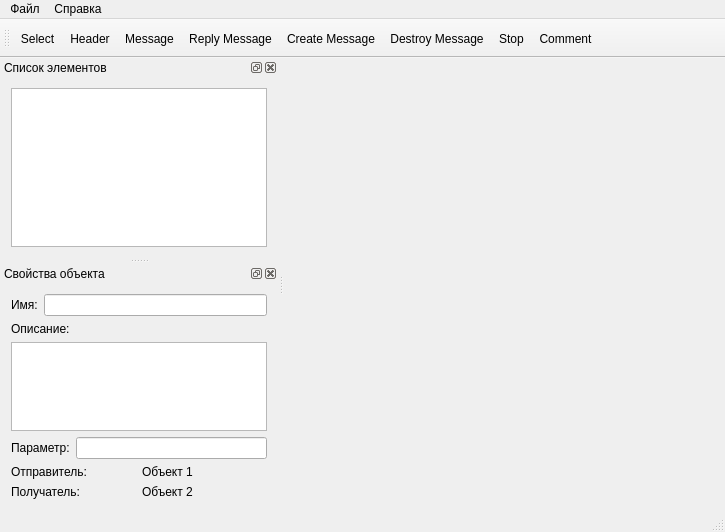
Above: sumleditor/sumleditor/sumleditor.ui from ARyaskov/SmilingMoose before the change. Below: the same form after it.
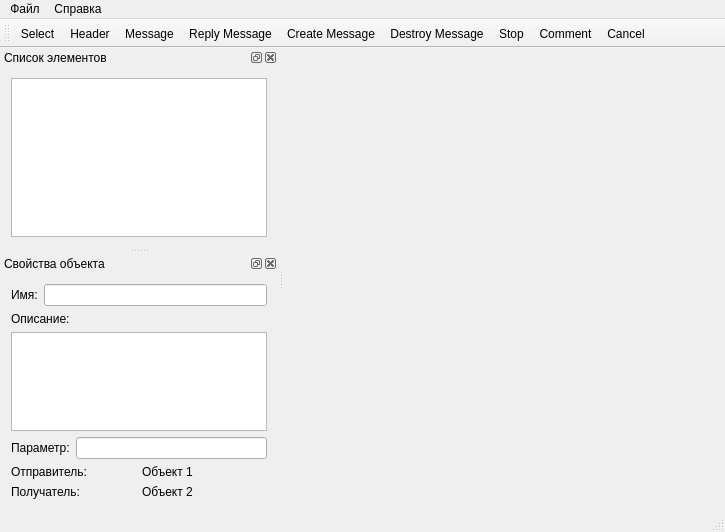
That is the form after the change. Icons and pictures are not drawn.

Commit message: Добавлены пидписи под кнопками тулбара и подсказки в статусбаре.

```diff
--- a/sumleditor/sumleditor/sumleditor.ui
+++ b/sumleditor/sumleditor/sumleditor.ui
@@ -47,13 +47,16 @@
   <widget class="QToolBar" name="mainToolBar">
    <property name="minimumSize">
     <size>
-     <width>30</width>
-     <height>30</height>
+     <width>0</width>
+     <height>0</height>
     </size>
    </property>
    <property name="windowTitle">
     <string>Панель инструментов</string>
    </property>
+   <property name="toolButtonStyle">
+    <enum>Qt::ToolButtonTextUnderIcon</enum>
+   </property>
    <attribute name="toolBarArea">
     <enum>TopToolBarArea</enum>
    </attribute>
@@ -329,7 +332,7 @@
      <normaloff>:/sumleditor/resources/cancel.bmp</normaloff>:/sumleditor/resources/cancel.bmp</iconset>
    </property>
    <property name="text">
-    <string/>
+    <string>Cancel</string>
    </property>
    <property name="toolTip">
     <string>Cancel action</string>
```
The commit also changes 1 other file.
